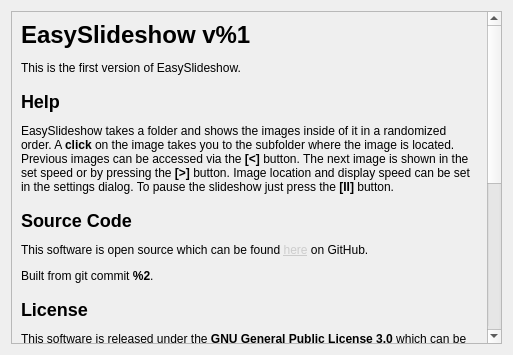
Old version of the form ui/helpdialog.ui in the repository minils/EasySlideshow.
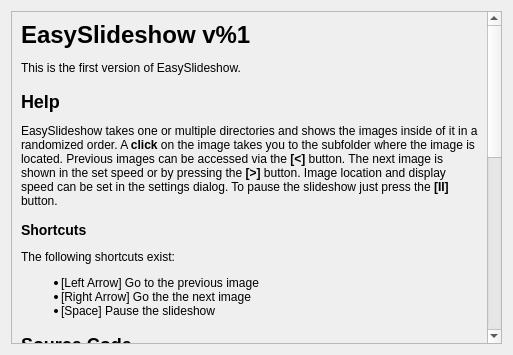
New version of the form. Icons and pictures are not drawn.

Commit message: Introduce shortcuts

The edit to the form file:
```diff
--- a/ui/helpdialog.ui
+++ b/ui/helpdialog.ui
@@ -48,9 +48,9 @@
          <property name="geometry">
           <rect>
            <x>0</x>
-           <y>-79</y>
+           <y>0</y>
            <width>479</width>
-           <height>806</height>
+           <height>838</height>
           </rect>
          </property>
          <layout class="QGridLayout" name="gridLayout_3">
@@ -69,11 +69,18 @@
 &lt;/p&gt;
 &lt;h2&gt;Help&lt;/h2&gt;
 &lt;p&gt;
-EasySlideshow takes a folder and shows the images inside of it in a randomized order. A &lt;b&gt;click&lt;/b&gt; on the image takes you to the subfolder where the image is located. Previous images can be accessed via the &lt;b&gt;[&amp;lt;]&lt;/b&gt; button.
+EasySlideshow takes one or multiple directories and shows the images inside of it in a randomized order. A &lt;b&gt;click&lt;/b&gt; on the image takes you to the subfolder where the image is located. Previous images can be accessed via the &lt;b&gt;[&amp;lt;]&lt;/b&gt; button.
 The next image is shown in the set speed or by pressing the &lt;b&gt;[&amp;gt;]&lt;/b&gt; button.
 Image location and display speed can be set in the settings dialog.
 To pause the slideshow just press the &lt;b&gt;[II]&lt;/b&gt; button.
 &lt;/p&gt;
+&lt;h3&gt;Shortcuts&lt;/h3&gt;
+The following shortcuts exist:
+&lt;ul&gt;
+&lt;li&gt;[Left Arrow] Go to the previous image&lt;/li&gt;
+&lt;li&gt;[Right Arrow] Go the the next image&lt;/li&gt;
+&lt;li&gt;[Space] Pause the slideshow&lt;/li&gt;
+&lt;/ul&gt;
 &lt;h2&gt;Source Code&lt;/h2&gt;
 &lt;p&gt;This software is open source which can be found &lt;a href=&quot;https://github.com/minils/EasySlideshow&quot; style=&quot;color: #cccccc;&quot;&gt;here&lt;/a&gt; on GitHub.&lt;/p&gt;
 &lt;p&gt;Built from git commit &lt;b&gt;%2&lt;/b&gt;.&lt;p&gt;
```
The commit also changes 3 other files.
